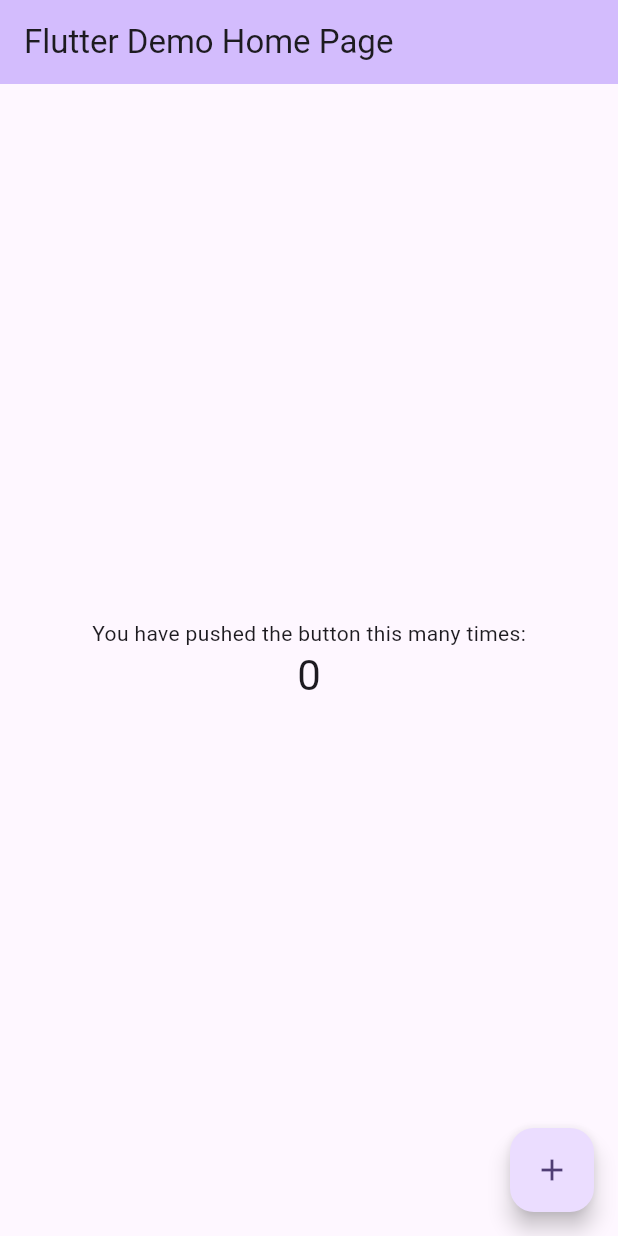
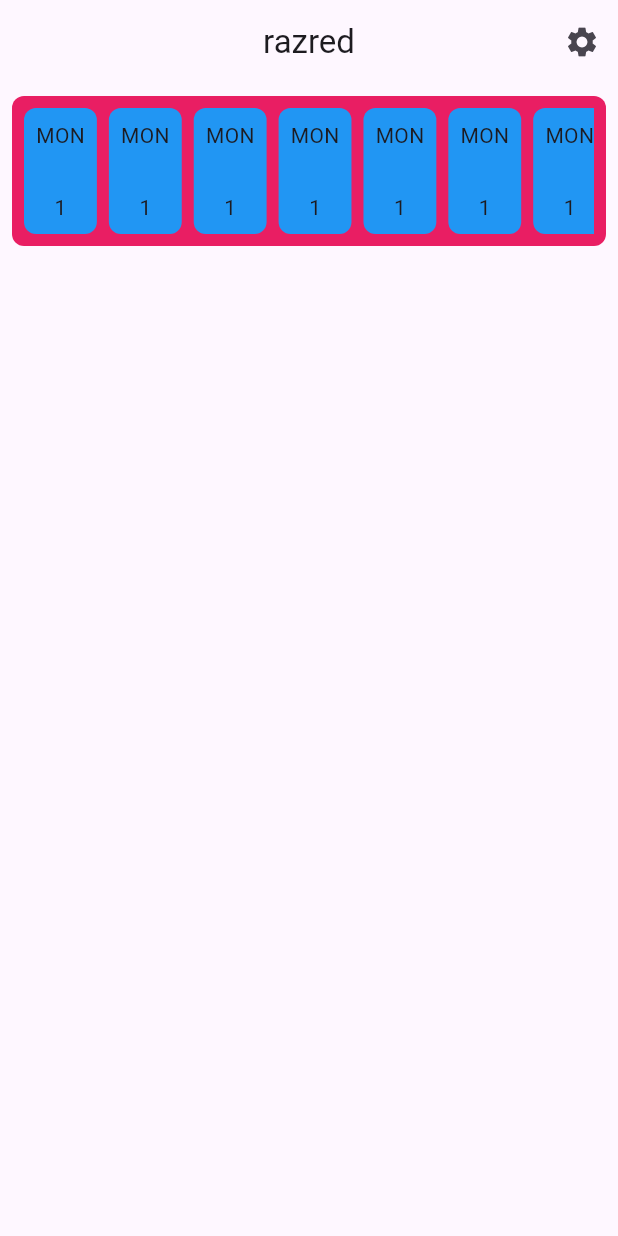
Before and after one commit to unicornikita/buzzy-mobile-app, a Flutter app: the screen it shows after launch, on a phone screen of 412 x 824 dp. Run offline on Flutter 3.47's test engine with Material 3 defaults, Android fonts, the phone set to English and light mode, and no system bars; our stand-ins replace isar; accounts and stored records are empty; generated files the repository leaves out were written again.

Commit message:
added template for weekdays list

```diff
--- /dev/null
+++ b/lib/features/home/presentation/home_screen.dart
@@ -0,0 +1,35 @@
+import 'package:flutter/material.dart';
+
+import '../widgets/week_list.dart';
+
+class HomeScreen extends StatefulWidget {
+  const HomeScreen({super.key});
+
+  @override
+  State<HomeScreen> createState() => _HomeScreenState();
+}
+
+class _HomeScreenState extends State<HomeScreen> {
+  @override
+  Widget build(BuildContext context) {
+    return Scaffold(
+      appBar: AppBar(
+        title: const Text("razred"),
+        centerTitle: true,
+        actions: <Widget>[
+          IconButton(
+            onPressed: () {},
+            icon: const Icon(Icons.settings),
+          ),
+        ],
+      ),
+      body: const Padding(
+        padding: EdgeInsets.all(8.0),
+        child: Column(
+          mainAxisSize: MainAxisSize.min,
+          children: [WeekList()],
+        ),
+      ),
+    );
+  }
+}
--- /dev/null
+++ b/lib/features/home/widgets/week_list.dart
@@ -0,0 +1,39 @@
+import 'package:flutter/material.dart';
+
+class WeekList extends StatelessWidget {
+  const WeekList({super.key});
+
+  @override
+  Widget build(BuildContext context) {
+    return Container(
+      height: 100,
+      decoration: BoxDecoration(
+        color: Colors.pink,
+        borderRadius: BorderRadius.circular(
+          8.0,
+        ),
+      ),
+      padding: const EdgeInsets.all(8),
+      child: ListView.builder(
+        scrollDirection: Axis.horizontal,
+        shrinkWrap: true,
+        itemBuilder: (BuildContext context, int index) {
+          return Container(
+              padding: const EdgeInsets.all(8),
+              margin: const EdgeInsets.only(right: 8),
+              decoration: BoxDecoration(
+                color: Colors.blue,
+                borderRadius: BorderRadius.circular(
+                  8.0,
+                ),
+              ),
+              child: const Column(children: [
+                Text("MON"),
+                Spacer(),
+                Text("1"),
+              ]));
+        },
+      ),
+    );
+  }
+}
--- a/lib/main.dart
+++ b/lib/main.dart
@@ -1,4 +1,6 @@
 import 'package:flutter/material.dart';
+
+import 'features/home/presentation/home_screen.dart';
 
 void main() {
   runApp(const MyApp());
@@ -10,116 +12,8 @@ class MyApp extends StatelessWidget {
   // This widget is the root of your application.
   @override
   Widget build(BuildContext context) {
-    return MaterialApp(
-      title: 'Flutter Demo',
-      theme: ThemeData(
-        // This is the theme of your application.
-        //
-        // TRY THIS: Try running your application with "flutter run". You'll see
-        // the application has a purple toolbar. Then, without quitting the app,
-        // try changing the seedColor in the colorScheme below to Colors.green
-        // and then invoke "hot reload" (save your changes or press the "hot
-        // reload" button in a Flutter-supported IDE, or press "r" if you used
-        // the command line to start the app).
-        //
-        // Notice that the counter didn't reset back to zero; the application
-        // state is not lost during the reload. To reset the state, use hot
-        // restart instead.
-        //
-        // This works for code too, not just values: Most code changes can be
-        // tested with just a hot reload.
-        colorScheme: ColorScheme.fromSeed(seedColor: Colors.deepPurple),
-        useMaterial3: true,
-      ),
-      home: const MyHomePage(title: 'Flutter Demo Home Page'),
+    return const MaterialApp(
+      home: HomeScreen(),
     );
   }
 }
-
-class MyHomePage extends StatefulWidget {
-  const MyHomePage({super.key, required this.title});
-
-  // This widget is the home page of your application. It is stateful, meaning
-  // that it has a State object (defined below) that contains fields that affect
-  // how it looks.
-
-  // This class is the configuration for the state. It holds the values (in this
-  // case the title) provided by the parent (in this case the App widget) and
-  // used by the build method of the State. Fields in a Widget subclass are
-  // always marked "final".
-
-  final String title;
-
-  @override
-  State<MyHomePage> createState() => _MyHomePageState();
-}
-
-class _MyHomePageState extends State<MyHomePage> {
-  int _counter = 0;
-
-  void _incrementCounter() {
-    setState(() {
-      // This call to setState tells the Flutter framework that something has
-      // changed in this State, which causes it to rerun the build method below
-      // so that the display can reflect the updated values. If we changed
-      // _counter without calling setState(), then the build method would not be
-      // called again, and so nothing would appear to happen.
-      _counter++;
-    });
-  }
-
-  @override
-  Widget build(BuildContext context) {
-    // This method is rerun every time setState is called, for instance as done
-    // by the _incrementCounter method above.
-    //
-    // The Flutter framework has been optimized to make rerunning build methods
-    // fast, so that you can just rebuild anything that needs updating rather
-    // than having to individually change instances of widgets.
-    return Scaffold(
-      appBar: AppBar(
-        // TRY THIS: Try changing the color here to a specific color (to
-        // Colors.amber, perhaps?) and trigger a hot reload to see the AppBar
-        // change color while the other colors stay the same.
-        backgroundColor: Theme.of(context).colorScheme.inversePrimary,
-        // Here we take the value from the MyHomePage object that was created by
-        // the App.build method, and use it to set our appbar title.
-        title: Text(widget.title),
-      ),
-      body: Center(
-        // Center is a layout widget. It takes a single child and positions it
-        // in the middle of the parent.
-        child: Column(
-          // Column is also a layout widget. It takes a list of children and
-          // arranges them vertically. By default, it sizes itself to fit its
-          // children horizontally, and tries to be as tall as its parent.
-          //
-          // Column has various properties to control how it sizes itself and
-          // how it positions its children. Here we use mainAxisAlignment to
-          // center the children vertically; the main axis here is the vertical
-          // axis because Columns are vertical (the cross axis would be
-          // horizontal).
-          //
-          // TRY THIS: Invoke "debug painting" (choose the "Toggle Debug Paint"
-          // action in the IDE, or press "p" in the console), to see the
-          // wireframe for each widget.
-          mainAxisAlignment: MainAxisAlignment.center,
-          children: <Widget>[
-            const Text(
-              'You have pushed the button this many times:',
-            ),
-            Text(
-              '$_counter',
-              style: Theme.of(context).textTheme.headlineMedium,
-            ),
-          ],
-        ),
-      ),
-      floatingActionButton: FloatingActionButton(
-        onPressed: _incrementCounter,
-        tooltip: 'Increment',
-        child: const Icon(Icons.add),
-      ), // This trailing comma makes auto-formatting nicer for build methods.
-    );
-  }
-}
```
Also changed, not shown: lib/core/models/class_duration.dart (added, +9 -0 lines), lib/core/models/class_subject.dart (added, +41 -0 lines), lib/core/models/daily_schedule.dart (added, +13 -0 lines), lib/core/models/user_events.dart (added, +12 -0 lines), lib/core/models/weekly_schedule.dart (added, +16 -0 lines), pubspec.yaml (+17 -0 lines), lib/core/constants/colors.dart (added), lib/core/models/class_duration.g.dart (added), lib/core/models/class_subject.g.dart (added), lib/core/models/daily_schedule.g.dart (added), lib/core/models/user_events.g.dart (added), lib/core/models/weekly_schedule.g.dart (added), lib/core/utils/api_service.dart (added), 1 other file.
